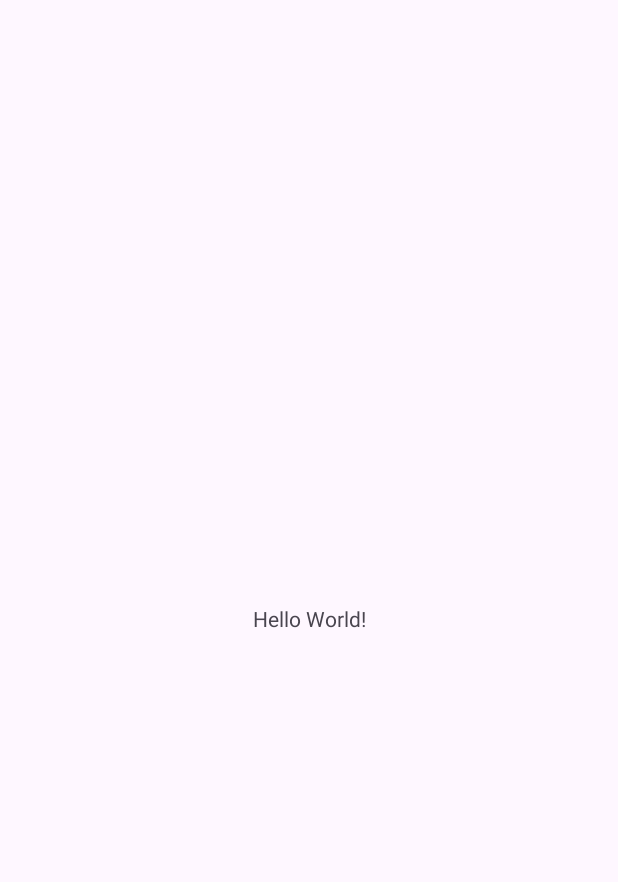
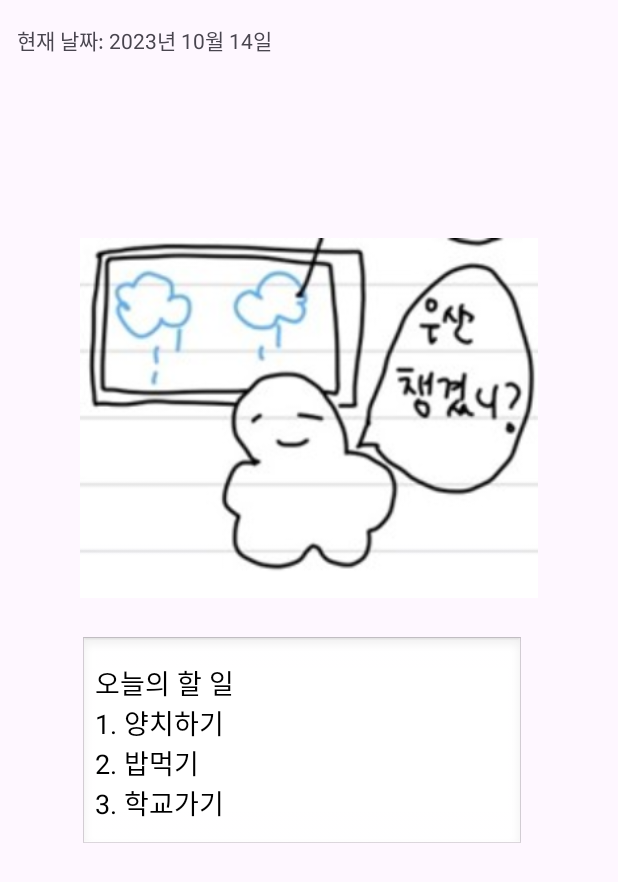
Before and after one commit to dhs82/SuperGrow, an Android app: the screen it shows after launch (MainActivity), on a phone screen of 412 x 824 dp. Before the commit the part shown is almost empty. Shown: the top 882 px of the screen. Run offline under Robolectric (Android 15) with nearby library versions, the phone set to English and light mode, and no system bars.

Commit message:
Main 화면 꾸미기, 현재시간 코드 추가 (#1)

```diff
--- a/app/src/main/java/com/example/canlender_openpro/MainActivity.java
+++ b/app/src/main/java/com/example/canlender_openpro/MainActivity.java
@@ -1,14 +1,41 @@
 package com.example.canlender_openpro;
 
+import android.os.Bundle;
+import android.os.Handler;
+import android.os.Looper;
+import android.widget.TextView;
 import androidx.appcompat.app.AppCompatActivity;
-
-import android.os.Bundle;
+import java.text.SimpleDateFormat;
+import java.util.Date;
+import java.util.Locale;
 
 public class MainActivity extends AppCompatActivity {
+
+    private TextView dateTextView;
+    private Handler handler;
+    private SimpleDateFormat dateFormat;
 
     @Override
     protected void onCreate(Bundle savedInstanceState) {
         super.onCreate(savedInstanceState);
         setContentView(R.layout.activity_main);
+
+        dateTextView = findViewById(R.id.textView2);
+        handler = new Handler(Looper.getMainLooper());
+        dateFormat = new SimpleDateFormat("yyyy년 MM월 dd일", Locale.getDefault());
+
+        // 매 초마다 현재 날짜를 업데이트
+        handler.postDelayed(new Runnable() {
+            @Override
+            public void run() {
+                updateCurrentDate();
+                handler.postDelayed(this, 1000); // 1초마다 업데이트
+            }
+        }, 0);
+    }
+
+    private void updateCurrentDate() {
+        String currentDate = dateFormat.format(new Date());
+        dateTextView.setText("현재 날짜: " + currentDate);
     }
 }
--- a/app/src/main/res/layout/activity_main.xml
+++ b/app/src/main/res/layout/activity_main.xml
@@ -7,12 +7,47 @@
     tools:context=".MainActivity">
 
     <TextView
+        android:id="@+id/textView2"
         android:layout_width="wrap_content"
         android:layout_height="wrap_content"
-        android:text="Hello World!"
+        android:layout_marginTop="16dp"
+        android:layout_marginBottom="29dp"
+        android:text="현재 날짜: "
+        app:layout_constraintBottom_toTopOf="@+id/imageView2"
+        app:layout_constraintEnd_toEndOf="parent"
+        app:layout_constraintHorizontal_bias="0.047"
+        app:layout_constraintStart_toStartOf="parent"
+        app:layout_constraintTop_toTopOf="parent"
+        app:layout_constraintVertical_bias="0.022" />
+
+    <ImageView
+        android:id="@+id/imageView2"
+        android:layout_width="0dp"
+        android:layout_height="0dp"
+        android:layout_marginStart="53dp"
+        android:layout_marginEnd="53dp"
+        android:layout_marginBottom="333dp"
+        android:src="@drawable/img"
         app:layout_constraintBottom_toBottomOf="parent"
         app:layout_constraintEnd_toEndOf="parent"
+        app:layout_constraintHorizontal_bias="0.0"
+        app:layout_constraintStart_toStartOf="parent"
+        app:layout_constraintTop_toBottomOf="@+id/textView2" />
+
+    <EditText
+        android:id="@+id/editText"
+        android:layout_width="296dp"
+        android:layout_height="143dp"
+        android:layout_marginTop="424dp"
+        android:background="@android:drawable/edit_text"
+        android:hint="오늘의 할 일\n1. 양치하기\n2. 밥먹기 \n3. 학교가기"
+        android:padding="10dp"
+        android:textColor="#000"
+        android:textColorHint="#000"
+        app:layout_constraintEnd_toEndOf="parent"
+        app:layout_constraintHorizontal_bias="0.46"
         app:layout_constraintStart_toStartOf="parent"
         app:layout_constraintTop_toTopOf="parent" />
 
+
 </androidx.constraintlayout.widget.ConstraintLayout>
```
Also changed, not shown: app/src/main/res/drawable/img.jpg (added).
